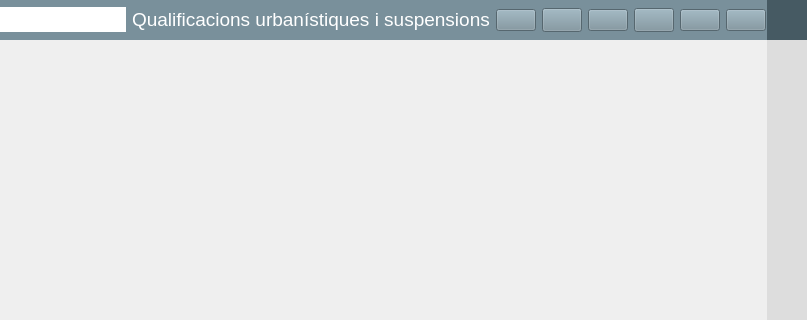
Before: the Qt Designer form CuBista3.ui in SistemesInformacioTerritorial/Qvista, drawn with Qt 5; both pictures show x 426 to 1233 and y 0 to 320 of the 1233 by 777 pixel window.
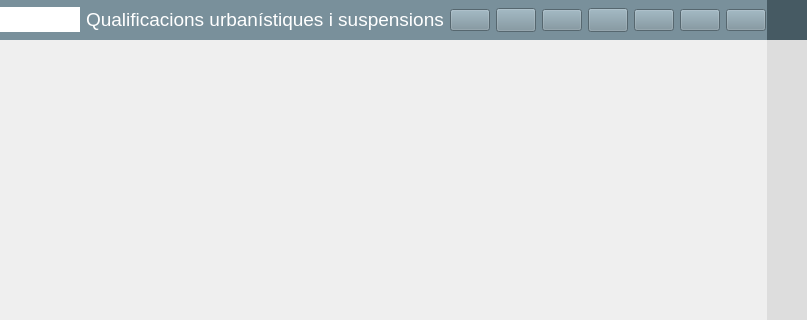
After: the same form once the commit is applied.

Commit message: Botó de reload mogut a dalt+Ara conserva el favorit

What changed in the file:
```diff
--- a/CuBista3.ui
+++ b/CuBista3.ui
@@ -252,6 +252,13 @@
                </property>
               </widget>
              </item>
+             <item>
+              <widget class="QPushButton" name="botoReload">
+               <property name="text">
+                <string/>
+               </property>
+              </widget>
+             </item>
              <item>
               <widget class="QPushButton" name="botoDesarProjecte">
                <property name="minimumSize">
```
The commit also changes 2 other files.
